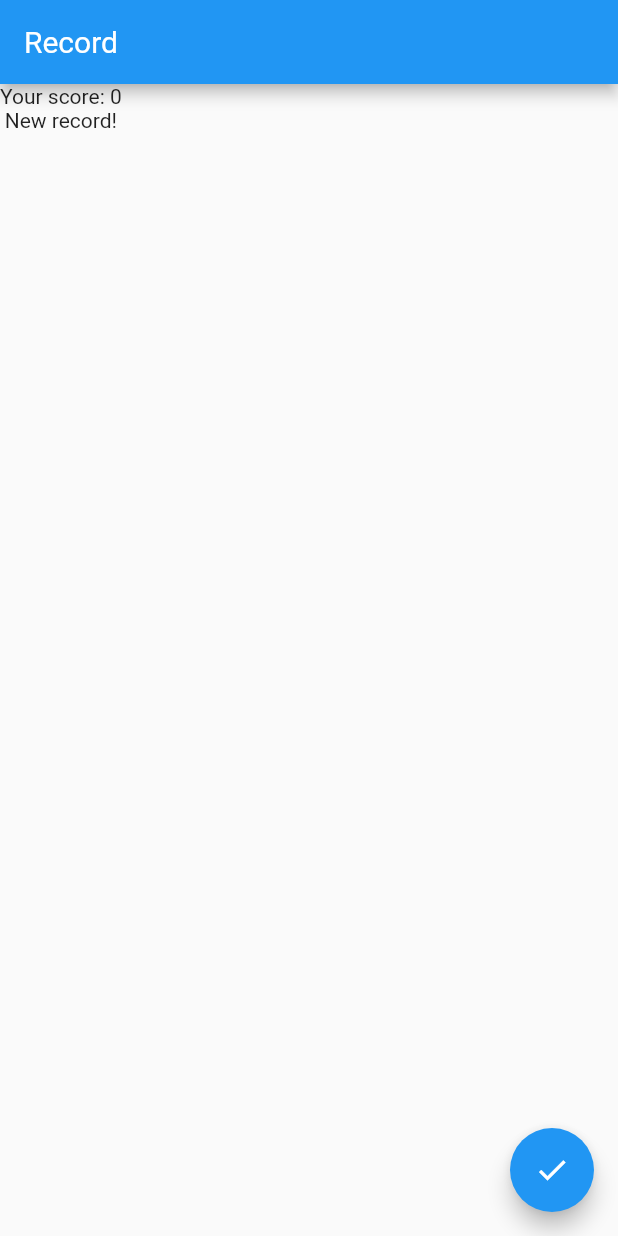
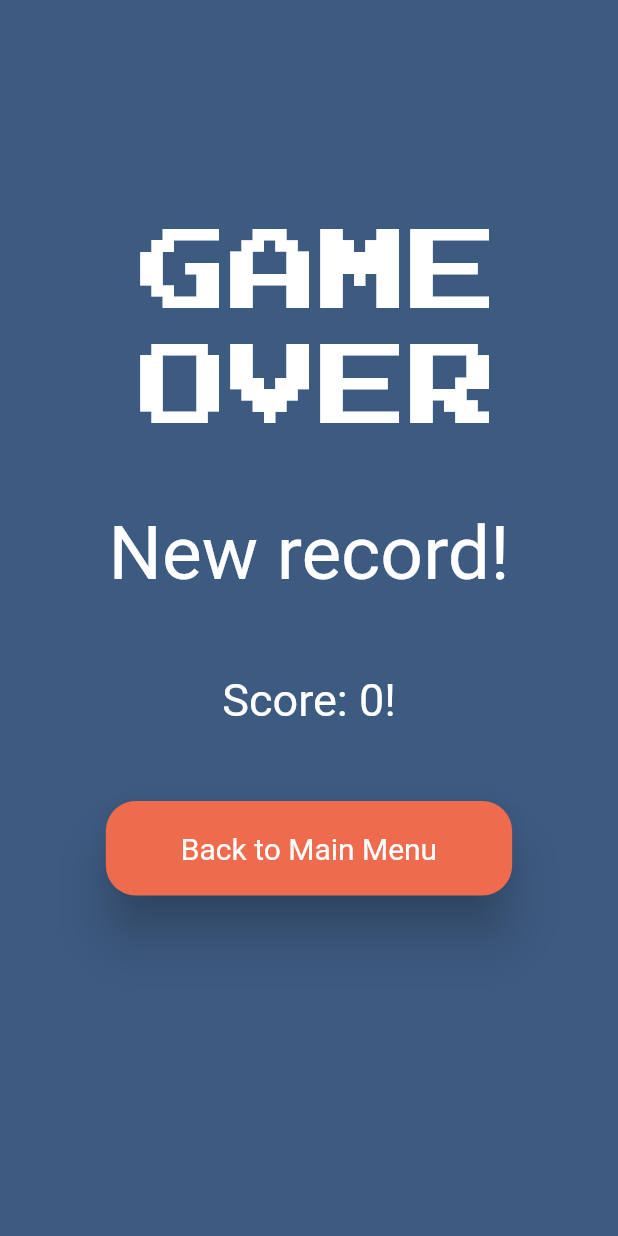
Before and after one commit to carvalho28/explode, a Flutter app: the screen it shows after launch, on a phone screen of 412 x 824 dp. Run offline on Flutter 3.47's test engine with Material 2 defaults, Android fonts, the phone set to English and light mode, and no system bars; our stand-ins replace sqflite; accounts and stored records are empty.

Commit message:
Base design for new record
Signed-off-by: carvalho28 <carvalhoo287@gmail.com>

```diff
--- a/lib/views/record.dart
+++ b/lib/views/record.dart
@@ -1,3 +1,4 @@
+import 'package:explode/constants/general.dart';
 import 'package:explode/main.dart';
 import 'package:explode/models/record.dart';
 import 'package:explode/providers/answers_provider.dart';
@@ -79,27 +80,131 @@ class _RecordState extends State<Record> {
 
   @override
   Widget build(BuildContext context) {
-    //  print all records from the database
-    // get all records from the database
-
     printRecords();
 
     return Scaffold(
+      backgroundColor: primaryColor,
       appBar: AppBar(
-        title: const Text('Record'),
+        backgroundColor: primaryColor,
+        elevation: 0,
       ),
       body: FutureBuilder(
         future: refreshRecord(),
         builder: (context, snapshot) {
           if (snapshot.connectionState == ConnectionState.done) {
-            return Column(
-              children: [
-                Text('Your score: $_correctAnswers'),
-                if (_record == null)
-                  const Text('New record!')
-                else
-                  Text('Old record: ${_record!.correctAnswers}'),
-              ],
+            return Center(
+              child: Column(
+                mainAxisAlignment: MainAxisAlignment.start,
+                children: [
+                  const SizedBox(
+                    height: 80,
+                  ),
+                  TweenAnimationBuilder(
+                    tween: Tween<double>(begin: 0, end: 1),
+                    duration: const Duration(seconds: 3),
+                    builder: (context, double value, child) {
+                      return Transform.scale(
+                        scale: value,
+                        child: child,
+                      );
+                    },
+                    child: const Text(
+                      'Game\nOver',
+                      style: TextStyle(
+                        color: Colors.white,
+                        fontSize: 60,
+                        fontFamily: fontGameOver,
+                      ),
+                    ),
+                  ),
+                  const SizedBox(
+                    height: 50,
+                  ),
+                  // if new record is set, display it and say how many points were scored
+                  if (_record == null ||
+                      _correctAnswers > _record!.correctAnswers)
+                    const Text(
+                      'New record!',
+                      style: TextStyle(
+                        color: Colors.white,
+                        fontSize: 50,
+                      ),
+                    ),
+                  // if new record is not set, display the old record and say how many points were scored
+                  if (_record != null &&
+                      _correctAnswers <= _record!.correctAnswers)
+                    Text(
+                      'Record: ${_record!.correctAnswers}',
+                      style: const TextStyle(
+                        color: Colors.white,
+                        fontSize: 30,
+                      ),
+                    ),
+                  const SizedBox(
+                    height: 50,
+                  ),
+                  Text(
+                    'Score: $_correctAnswers!',
+                    style: const TextStyle(
+                      color: Colors.white,
+                      fontSize: 30,
+                    ),
+                  ),
+                  // Text(
+                  //   'Your score: $_correctAnswers',
+                  //   style: const TextStyle(
+                  //     color: Colors.white,
+                  //     fontSize: 30,
+                  //   ),
+                  // ),
+                  // const SizedBox(
+                  //   height: 20,
+                  // ),
+                  // Text(
+                  //   'Record: ${_record?.correctAnswers ?? 0}',
+                  //   style: const TextStyle(
+                  //     color: Colors.white,
+                  //     fontSize: 30,
+                  //   ),
+                  // ),
+                  const SizedBox(
+                    height: 50,
+                  ),
+                  ElevatedButton(
+                    style: ElevatedButton.styleFrom(
+                      backgroundColor: secondaryColor,
+                      foregroundColor: Colors.white,
+                      shape: RoundedRectangleBorder(
+                        borderRadius: BorderRadius.circular(20.0),
+                      ),
+                      padding: const EdgeInsets.symmetric(
+                        horizontal: 50,
+                        vertical: 20,
+                      ),
+                      // add shadow to the button
+                      elevation: 15,
+                    ),
+                    onPressed: () {
+                      saveRecord();
+                      Provider.of<EndTimer>(context, listen: false)
+                          .resetEndTimer();
+                      Provider.of<Answers>(context, listen: false)
+                          .resetCorrect();
+                      Provider.of<Answers>(context, listen: false).resetWrong();
+                      Navigator.of(context).pushNamedAndRemoveUntil(
+                        '/main-menu',
+                        (route) => false,
+                      );
+                    },
+                    child: const Text(
+                      'Back to Main Menu',
+                      style: TextStyle(
+                        fontSize: 20,
+                      ),
+                    ),
+                  ),
+                ],
+              ),
             );
           } else {
             return const Center(
@@ -108,22 +213,48 @@ class _RecordState extends State<Record> {
           }
         },
       ),
-      floatingActionButton: FloatingActionButton(
-        onPressed: () {
-          saveRecord();
-          Provider.of<EndTimer>(context, listen: false).resetEndTimer();
-          Provider.of<Answers>(context, listen: false).resetCorrect();
-          Provider.of<Answers>(context, listen: false).resetWrong();
-          Navigator.pushAndRemoveUntil(
-            context,
-            MaterialPageRoute(
-              builder: (context) => const MainMenu(),
-            ),
-            (route) => false,
-          );
-        },
-        child: const Icon(Icons.check),
-      ),
     );
   }
 }
+
+    // return Scaffold(
+    //   appBar: AppBar(
+    //     title: const Text('Record'),
+    //   ),
+    //   body: FutureBuilder(
+    //     future: refreshRecord(),
+    //     builder: (context, snapshot) {
+    //       if (snapshot.connectionState == ConnectionState.done) {
+    //         return Column(
+    //           children: [
+    //             Text('Your score: $_correctAnswers'),
+    //             if (_record == null)
+    //               const Text('New record!')
+    //             else
+    //               Text('Old record: ${_record!.correctAnswers}'),
+    //           ],
+    //         );
+    //       } else {
+    //         return const Center(
+    //           child: CircularProgressIndicator(),
+    //         );
+    //       }
+    //     },
+    //   ),
+    //   floatingActionButton: FloatingActionButton(
+    //     onPressed: () {
+    //       saveRecord();
+    //       Provider.of<EndTimer>(context, listen: false).resetEndTimer();
+    //       Provider.of<Answers>(context, listen: false).resetCorrect();
+    //       Provider.of<Answers>(context, listen: false).resetWrong();
+    //       Navigator.pushAndRemoveUntil(
+    //         context,
+    //         MaterialPageRoute(
+    //           builder: (context) => const MainMenu(),
+    //         ),
+    //         (route) => false,
+    //       );
+    //     },
+    //     child: const Icon(Icons.check),
+    //   ),
+    // );
```
